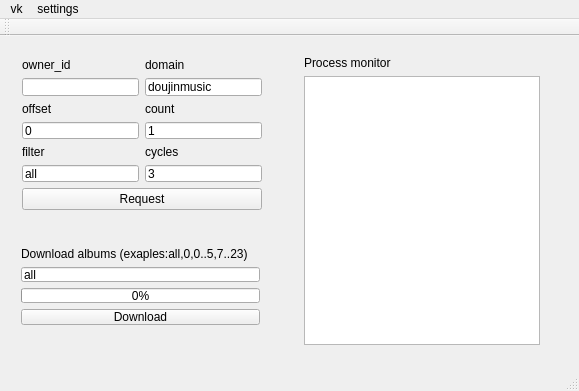
Qt form wallreader/interface.ui (zavalroman/vkdoujinmusic) before a commit.
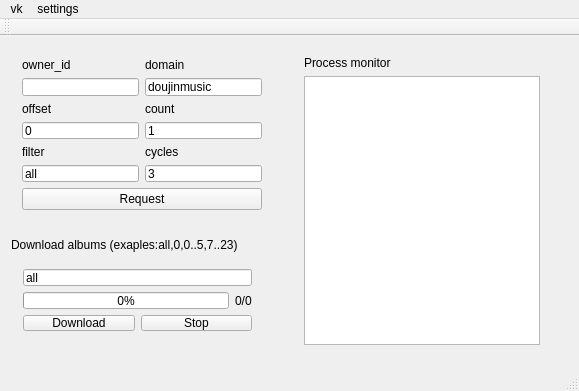
The same form after that commit.

Commit message: download stop

Patch:
```diff
--- a/wallreader/interface.ui
+++ b/wallreader/interface.ui
@@ -43,46 +43,6 @@
      </item>
     </layout>
    </widget>
-   <widget class="QWidget" name="layoutWidget">
-    <property name="geometry">
-     <rect>
-      <x>10</x>
-      <y>200</y>
-      <width>261</width>
-      <height>100</height>
-     </rect>
-    </property>
-    <layout class="QVBoxLayout" name="verticalLayout_8">
-     <item>
-      <widget class="QLabel" name="label_8">
-       <property name="text">
-        <string>Download albums (exaples:all,0,0..5,7..23)</string>
-       </property>
-      </widget>
-     </item>
-     <item>
-      <widget class="QLineEdit" name="downloadEdit">
-       <property name="text">
-        <string>all</string>
-       </property>
-      </widget>
-     </item>
-     <item>
-      <widget class="QProgressBar" name="progressBar">
-       <property name="value">
-        <number>0</number>
-       </property>
-      </widget>
-     </item>
-     <item>
-      <widget class="QPushButton" name="downloadButton">
-       <property name="text">
-        <string>Download</string>
-       </property>
-      </widget>
-     </item>
-    </layout>
-   </widget>
    <widget class="QWidget" name="layoutWidget">
     <property name="geometry">
      <rect>
@@ -210,6 +170,74 @@
      </item>
     </layout>
    </widget>
+   <widget class="QLabel" name="label_8">
+    <property name="geometry">
+     <rect>
+      <x>11</x>
+      <y>201</y>
+      <width>258</width>
+      <height>16</height>
+     </rect>
+    </property>
+    <property name="text">
+     <string>Download albums (exaples:all,0,0..5,7..23)</string>
+    </property>
+   </widget>
+   <widget class="QWidget" name="">
+    <property name="geometry">
+     <rect>
+      <x>12</x>
+      <y>222</y>
+      <width>251</width>
+      <height>84</height>
+     </rect>
+    </property>
+    <layout class="QVBoxLayout" name="verticalLayout_8">
+     <item>
+      <widget class="QLineEdit" name="downloadEdit">
+       <property name="text">
+        <string>all</string>
+       </property>
+      </widget>
+     </item>
+     <item>
+      <layout class="QHBoxLayout" name="horizontalLayout">
+       <item>
+        <widget class="QProgressBar" name="progressBar">
+         <property name="value">
+          <number>0</number>
+         </property>
+        </widget>
+       </item>
+       <item>
+        <widget class="QLabel" name="dlFilesCountLabel">
+         <property name="text">
+          <string>0/0</string>
+         </property>
+        </widget>
+       </item>
+      </layout>
+     </item>
+     <item>
+      <layout class="QHBoxLayout" name="horizontalLayout_2">
+       <item>
+        <widget class="QPushButton" name="downloadButton">
+         <property name="text">
+          <string>Download</string>
+         </property>
+        </widget>
+       </item>
+       <item>
+        <widget class="QPushButton" name="stopButton">
+         <property name="text">
+          <string>Stop</string>
+         </property>
+        </widget>
+       </item>
+      </layout>
+     </item>
+    </layout>
+   </widget>
   </widget>
   <widget class="QMenuBar" name="menuBar">
    <property name="geometry">
```
The commit also changes 4 other files.
